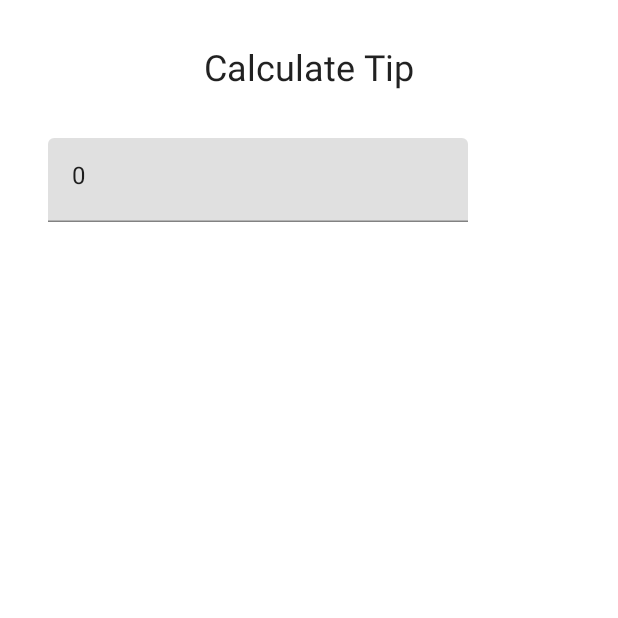
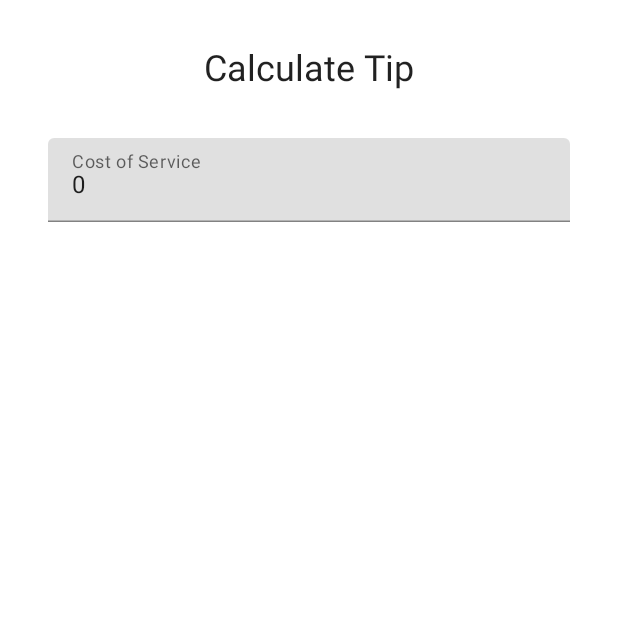
Before and after one commit to dansolodev/TipTime, an Android app built with Jetpack Compose: the screen it shows after launch (MainActivity), on a phone screen of 412 x 824 dp, the top half of it. Run offline under Robolectric (Android 15) with nearby library versions, the phone set to English and light mode, and no system bars.

Commit message:
Update text field

```diff
--- a/app/src/main/java/mx/com/dcc/tiptime/MainActivity.kt
+++ b/app/src/main/java/mx/com/dcc/tiptime/MainActivity.kt
@@ -4,6 +4,7 @@ import android.os.Bundle
 import androidx.activity.ComponentActivity
 import androidx.activity.compose.setContent
 import androidx.compose.foundation.layout.*
+import androidx.compose.foundation.text.KeyboardOptions
 import androidx.compose.material.MaterialTheme
 import androidx.compose.material.Surface
 import androidx.compose.material.Text
@@ -12,6 +13,7 @@ import androidx.compose.runtime.*
 import androidx.compose.ui.Alignment
 import androidx.compose.ui.Modifier
 import androidx.compose.ui.res.stringResource
+import androidx.compose.ui.text.input.KeyboardType
 import androidx.compose.ui.tooling.preview.Preview
 import androidx.compose.ui.unit.dp
 import androidx.compose.ui.unit.sp
@@ -56,7 +58,13 @@ fun EditNumberField() {
 
     TextField(
         value = amountInput,
-        onValueChange = { amountInput = it }
+        onValueChange = { amountInput = it },
+        label = {
+            Text(text = stringResource(id = R.string.cost_of_service))
+        },
+        modifier = Modifier.fillMaxWidth(),
+        singleLine = true,
+        keyboardOptions = KeyboardOptions(keyboardType = KeyboardType.Number)
     )
 }
 
```
